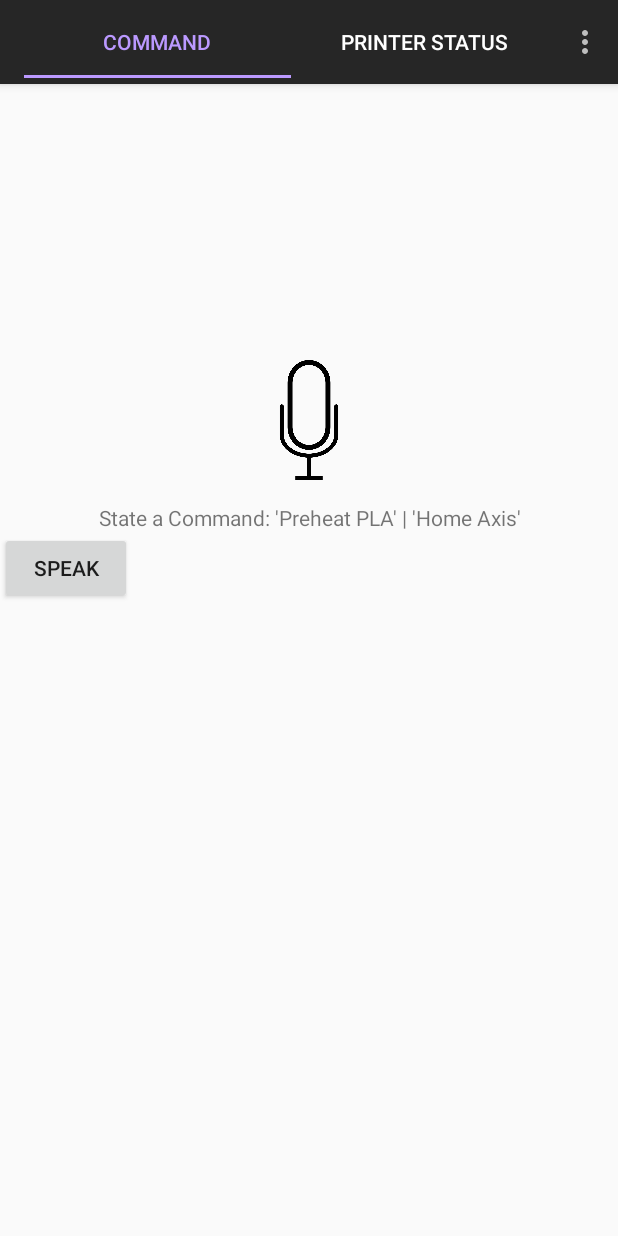
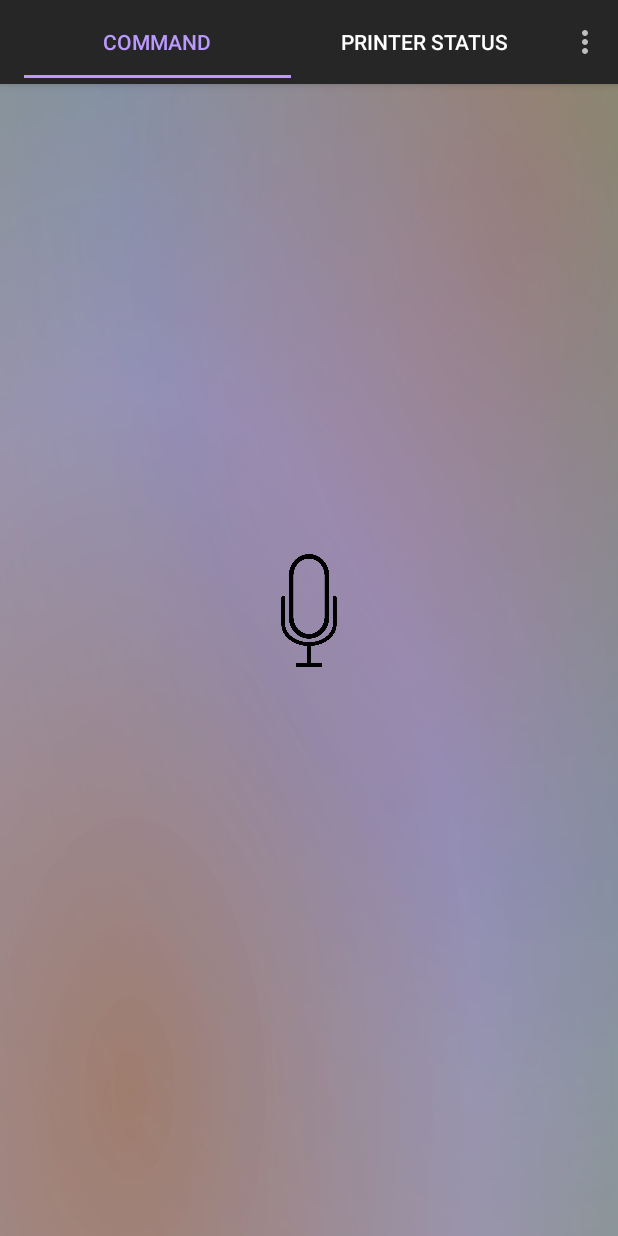
Before and after one commit to sanchezmarcelo/Voice-Control-for-FDM-3D-Printing, an Android app: the screen it shows after launch (MainActivity), on a phone screen of 412 x 824 dp. Run offline under Robolectric (Android 15) with nearby library versions, the light colour scheme and no system bars; Roboto replaces fonts that are not available here.

Commit message:
Added theme to UI. Subject to change.

```diff
--- a/app/src/main/java/com/marcelo/android/voiceactivated3dprinter/MainActivity.java
+++ b/app/src/main/java/com/marcelo/android/voiceactivated3dprinter/MainActivity.java
@@ -9,6 +9,7 @@ import retrofit2.Response;
 import android.content.Intent;
 import android.os.Bundle;
 import android.os.StrictMode;
+import android.service.voice.VoiceInteractionService;
 import android.speech.RecognizerIntent;
 import android.speech.tts.TextToSpeech;
 import android.util.Log;
@@ -16,6 +17,7 @@ import android.view.View;
 import android.widget.Toast;
 import com.google.android.material.tabs.TabLayout;
 import java.util.ArrayList;
+import java.util.Locale;
 
 
 /*
@@ -45,6 +47,12 @@ public class MainActivity extends AppCompatActivity {
 //        String serverIP = userEnterServerIP.getEditableText().toString();
 //        return serverIP.toString();
 //    }
+
+    public void createHotWordDetectionService(){
+        VoiceInteractionService hotword = new VoiceInteractionService();
+//        hotword.createAlwaysOnHotwordDetector("Hey printer", Locale.ENGLISH,
+//                );
+    }
 
     public void createThreadPolicy(){
         StrictMode.ThreadPolicy policy = new
--- a/app/src/main/res/layout/command_fragment.xml
+++ b/app/src/main/res/layout/command_fragment.xml
@@ -1,32 +1,31 @@
 <?xml version="1.0" encoding="utf-8"?>
-<LinearLayout
+<RelativeLayout
     android:id="@+id/speech_fragment"
     xmlns:android="http://schemas.android.com/apk/res/android"
     android:layout_width="match_parent"
     android:layout_height="match_parent"
-    android:orientation="vertical">
+    android:orientation="vertical"
+    android:background="@drawable/abstract_gradient">
 
     <ImageView
         android:id="@+id/command_mic"
         android:layout_width="match_parent"
-        android:layout_height="80dp"
+        android:layout_height="85dp"
         android:layout_marginTop="240dp"
+        android:layout_centerHorizontal="true"
+        android:layout_centerVertical="true"
         android:contentDescription="Image of Microphone. Click to activate"
         android:onClick="getSpeechInput"
+        android:paddingBottom="10dp"
         android:src="@drawable/mic_img" />
 
-    <TextView
-        android:id="@+id/promptUserForSpeech"
-        android:layout_width="match_parent"
-        android:layout_height="wrap_content"
-        android:layout_below="@+id/command_mic"
-        android:layout_marginTop="15dp"
-        android:gravity="center_horizontal"
-        android:text="State a Command: \'Preheat PLA\' | \'Home Axis\'" />
-    <Button
-        android:layout_width="wrap_content"
-        android:layout_height="wrap_content"
-        android:onClick="initTTS"
-        android:text="Speak"
-        />
-</LinearLayout>
+
+
+<!--    <Button-->
+<!--        android:layout_width="wrap_content"-->
+<!--        android:layout_height="wrap_content"-->
+<!--        android:onClick="initTTS"-->
+<!--        android:layout_below="@+id/command_mic"-->
+<!--        android:layout_centerHorizontal="true"-->
+<!--        android:text="Speak" />-->
+</RelativeLayout>
--- a/app/src/main/res/layout/fragment_faq_list.xml
+++ b/app/src/main/res/layout/fragment_faq_list.xml
@@ -3,7 +3,8 @@
     android:layout_width="match_parent"
     android:layout_height="match_parent"
     xmlns:app="http://schemas.android.com/apk/res-auto"
-    android:orientation="vertical">
+    android:orientation="vertical"
+    android:background="@drawable/abstract_gradient">
 
     <androidx.appcompat.widget.Toolbar
         android:id="@+id/toolbar"
--- a/app/src/main/res/layout/printer_status_fragment.xml
+++ b/app/src/main/res/layout/printer_status_fragment.xml
@@ -2,7 +2,8 @@
 <RelativeLayout xmlns:android="http://schemas.android.com/apk/res/android"
     android:orientation="vertical" android:layout_width="match_parent"
     android:layout_height="match_parent"
-    android:id="@+id/printer_status_fragment">
+    android:id="@+id/printer_status_fragment"
+    android:background="@drawable/abstract_gradient">
 
     <WebView xmlns:android="http://schemas.android.com/apk/res/android"
         android:id="@+id/webcam"
```
Also changed, not shown: app/gradle/wrapper/gradle-wrapper.properties (added), app/src/main/res/drawable-v24/abstract_gradient.jpg (added), app/src/main/res/drawable-v24/other_mic.png (added), app/src/main/res/drawable-v24/purple.jpg (added), 4 other files.
